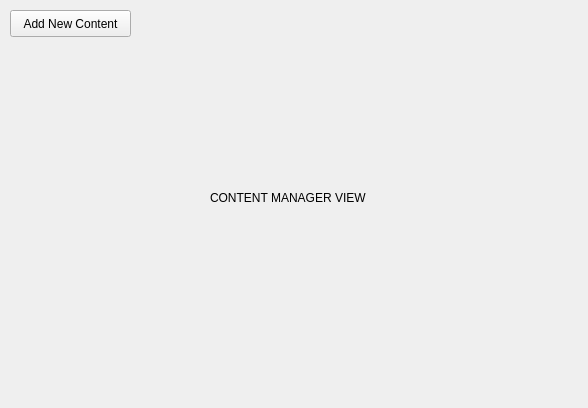
RemyGratwohl/cuTPS_D4_teaQup, file client/ContentView/contentview.ui: the form before one commit.
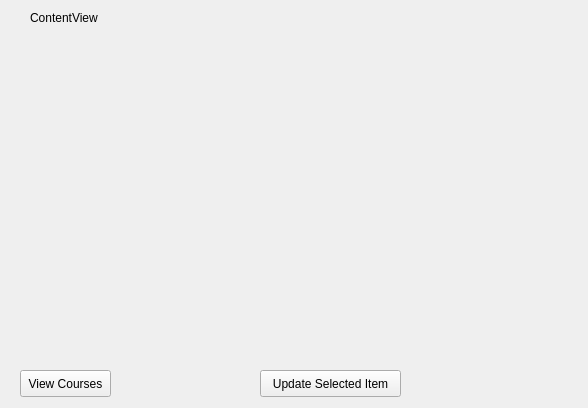
The form after the commit.

Commit message: Add buttons to course and content views

The edit to the form file:
```diff
--- a/client/ContentView/contentview.ui
+++ b/client/ContentView/contentview.ui
@@ -13,31 +13,61 @@
   <property name="windowTitle">
    <string>Form</string>
   </property>
-  <widget class="QPushButton" name="pushButton">
+  <widget class="QStackedWidget" name="stackedWidget">
    <property name="geometry">
     <rect>
-     <x>10</x>
-     <y>10</y>
-     <width>121</width>
-     <height>27</height>
+     <x>0</x>
+     <y>0</y>
+     <width>588</width>
+     <height>408</height>
     </rect>
    </property>
-   <property name="text">
-    <string>Add New Content</string>
+   <property name="currentIndex">
+    <number>0</number>
    </property>
-  </widget>
-  <widget class="QLabel" name="label">
-   <property name="geometry">
-    <rect>
-     <x>210</x>
-     <y>190</y>
-     <width>161</width>
-     <height>16</height>
-    </rect>
-   </property>
-   <property name="text">
-    <string>CONTENT MANAGER VIEW</string>
-   </property>
+   <widget class="QWidget" name="list">
+    <widget class="QLabel" name="label_2">
+     <property name="geometry">
+      <rect>
+       <x>30</x>
+       <y>10</y>
+       <width>81</width>
+       <height>16</height>
+      </rect>
+     </property>
+     <property name="text">
+      <string>ContentView</string>
+     </property>
+    </widget>
+    <widget class="QPushButton" name="switchToCoursesButton">
+     <property name="geometry">
+      <rect>
+       <x>20</x>
+       <y>370</y>
+       <width>91</width>
+       <height>27</height>
+      </rect>
+     </property>
+     <property name="text">
+      <string>View Courses</string>
+     </property>
+    </widget>
+    <widget class="QPushButton" name="pushButton_2">
+     <property name="geometry">
+      <rect>
+       <x>260</x>
+       <y>370</y>
+       <width>141</width>
+       <height>27</height>
+      </rect>
+     </property>
+     <property name="text">
+      <string>Update Selected Item</string>
+     </property>
+    </widget>
+   </widget>
+   <widget class="QWidget" name="add"/>
+   <widget class="QWidget" name="update"/>
   </widget>
  </widget>
  <resources/>
```
The commit also changes 7 other files.
